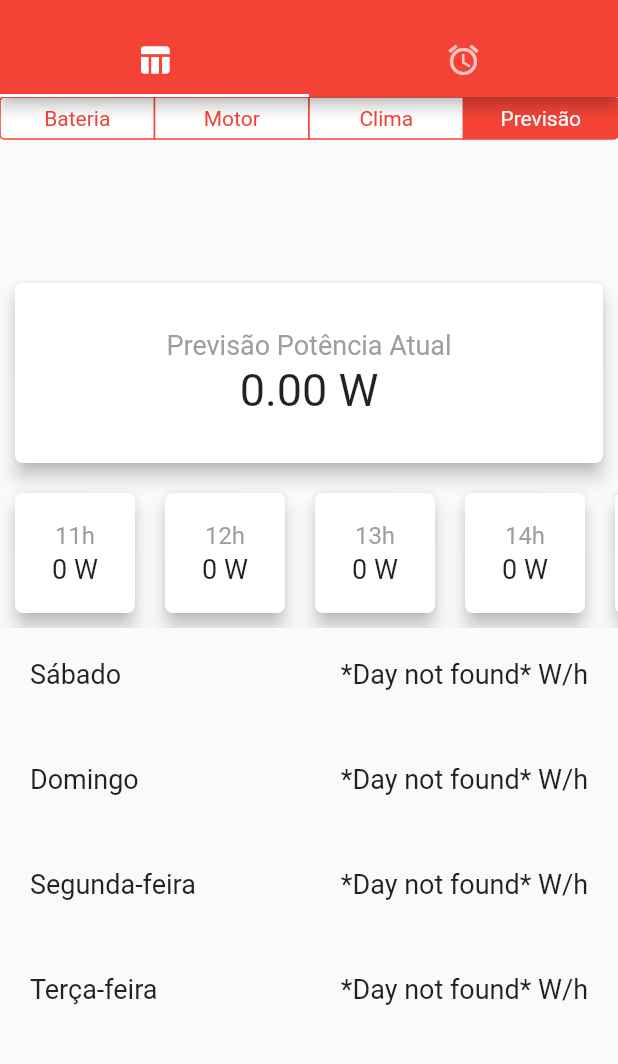
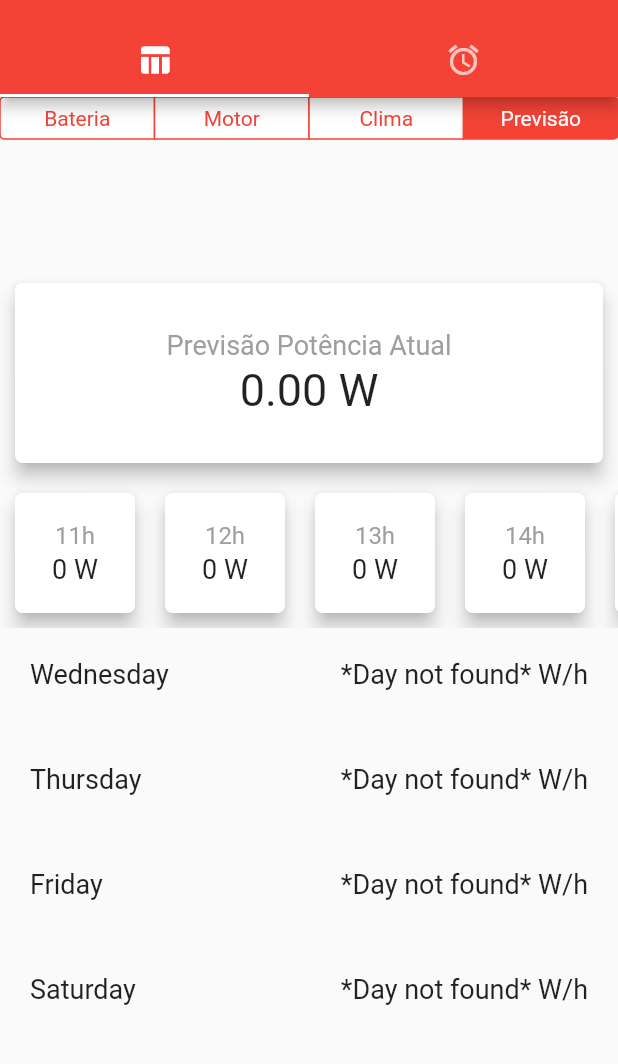
Before and after one commit to pi2Helius/HeliusApp, a Flutter app: the MyHomePage screen opened directly, after a tap on "Motor", after a tap on "Clima", after a tap on "Previsão", on a phone screen of 412 x 824 dp, the part 59-1123 px from its top. Run offline on Flutter 3.47's test engine with Material 2 defaults, Android fonts, the phone set to English and light mode, and no system bars; our stand-ins replace cloud_firestore, firebase_auth, firebase_database; missing offline and left inert: flutter_sparkline; accounts and stored records are empty.

```diff
--- a/helius_app/lib/pages/charts_battery_page.dart
+++ b/helius_app/lib/pages/charts_battery_page.dart
@@ -201,7 +201,7 @@ class _BatteryScreenPage extends State<BatteryScreen> {
           ),
           Padding(
             padding: const EdgeInsets.all(4.0),
-            child: cardMaker.card(_potEleChart(data, pow.round().toString())),
+            child: cardMaker.card(_potEleChart(data, pow.toStringAsFixed(2))),
           ),
         ],
         staggeredTiles: [
--- a/helius_app/lib/pages/charts_prediction_page.dart
+++ b/helius_app/lib/pages/charts_prediction_page.dart
@@ -22,7 +22,29 @@ class _PredictionScreenPage extends State<PredictionScreen> {
   final databaseReference = FirebaseDatabase.instance.reference();
   final DateFormat formatHour = new DateFormat.H();
   final DateFormat formatDay = new DateFormat("dd/MM");
+  final DateFormat formatDayOfWeek = new DateFormat("EEEE");
   DateTime dateNow = new DateTime.now();
+
+  String weekDay1 = "";
+  String weekDay2 = "";
+  String weekDay3 = "";
+  String weekDay4 = "";
+  String weekDay5 = "";
+  String weekDay6 = "";
+  String weekDay7 = "";
+
+  @override
+  void initState() {
+    weekDay1 = formatDayOfWeek.format(dateNow.add(new Duration(days: 1)));
+    weekDay2 = formatDayOfWeek.format(dateNow.add(new Duration(days: 2)));
+    weekDay3 = formatDayOfWeek.format(dateNow.add(new Duration(days: 3)));
+    weekDay4 = formatDayOfWeek.format(dateNow.add(new Duration(days: 4)));
+    weekDay5 = formatDayOfWeek.format(dateNow.add(new Duration(days: 5)));
+    weekDay6 = formatDayOfWeek.format(dateNow.add(new Duration(days: 6)));
+    weekDay7 = formatDayOfWeek.format(dateNow.add(new Duration(days: 7)));
+
+    super.initState();
+  }
 
   Future<DocumentSnapshot> _getDocumentById(CollectionReference collectionReference, String id) async {
     DocumentReference documentReference = collectionReference.document(id);
@@ -237,13 +259,13 @@ class _PredictionScreenPage extends State<PredictionScreen> {
       child: ListView(
         shrinkWrap: true,
         children: <Widget>[
-          _showDayListItem("Sábado", getPowHourDayAhead(1), textMargin),
-          _showDayListItem("Domingo", getPowHourDayAhead(2), textMargin),
-          _showDayListItem("Segunda-feira", getPowHourDayAhead(3), textMargin),
-          _showDayListItem("Terça-feira", getPowHourDayAhead(4), textMargin),
-          _showDayListItem("Quarta-feira", getPowHourDayAhead(5), textMargin),
-          _showDayListItem("Quinta-feira", getPowHourDayAhead(6), textMargin),
-          _showDayListItem("Sexta-feira", getPowHourDayAhead(7), textMargin),
+          _showDayListItem(weekDay1, getPowHourDayAhead(1), textMargin),
+          _showDayListItem(weekDay2, getPowHourDayAhead(2), textMargin),
+          _showDayListItem(weekDay3, getPowHourDayAhead(3), textMargin),
+          _showDayListItem(weekDay4, getPowHourDayAhead(4), textMargin),
+          _showDayListItem(weekDay5, getPowHourDayAhead(5), textMargin),
+          _showDayListItem(weekDay6, getPowHourDayAhead(6), textMargin),
+          _showDayListItem(weekDay7, getPowHourDayAhead(7), textMargin),
         ],
       ),
     );
```
